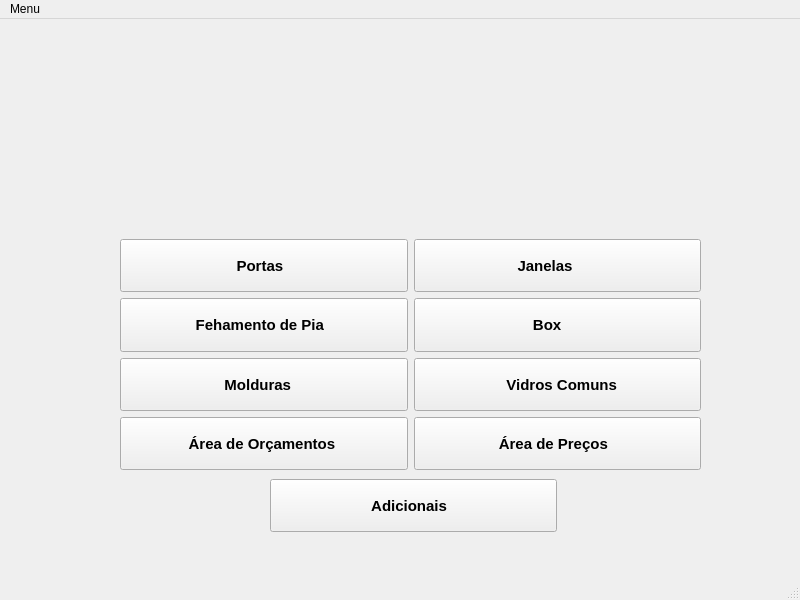
Before: the Qt Designer form ArtvidrosV3/mainwindow.ui in PedrOliveiraM/Artvidros-2023, drawn with Qt 5.
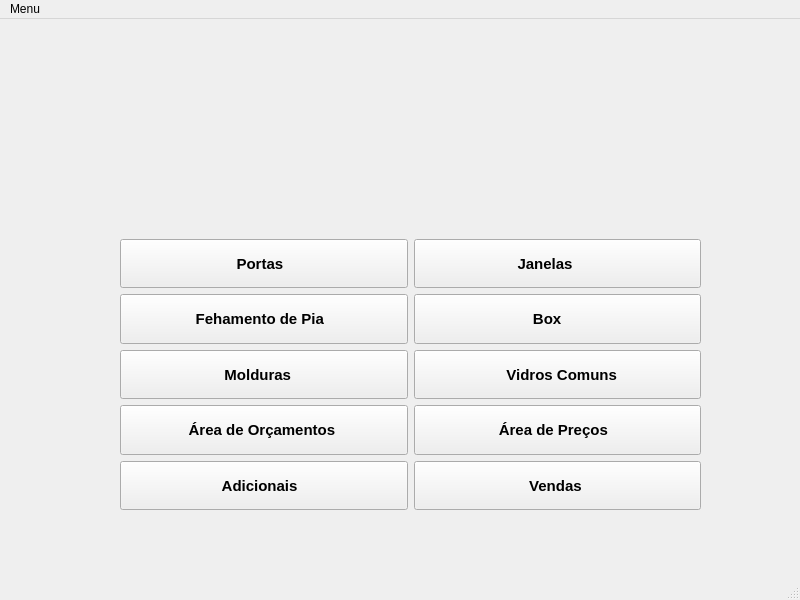
After: the same form once the commit is applied. Icons and pictures are not drawn.

Diff of the .ui file:
```diff
--- a/ArtvidrosV3/mainwindow.ui
+++ b/ArtvidrosV3/mainwindow.ui
@@ -44,7 +44,7 @@
       <x>120</x>
       <y>220</y>
       <width>581</width>
-      <height>231</height>
+      <height>271</height>
      </rect>
     </property>
     <layout class="QGridLayout" name="gridLayout">
@@ -283,46 +283,72 @@
        </property>
       </widget>
      </item>
+     <item row="4" column="0">
+      <widget class="QPushButton" name="pushButtonAdicionais">
+       <property name="sizePolicy">
+        <sizepolicy hsizetype="Minimum" vsizetype="Preferred">
+         <horstretch>0</horstretch>
+         <verstretch>0</verstretch>
+        </sizepolicy>
+       </property>
+       <property name="font">
+        <font>
+         <pointsize>11</pointsize>
+         <bold>true</bold>
+        </font>
+       </property>
+       <property name="text">
+        <string>             Adicionais               </string>
+       </property>
+       <property name="icon">
+        <iconset resource="files.qrc">
+         <normaloff>:/imagens/adicionar-a-cesta.png</normaloff>:/imagens/adicionar-a-cesta.png</iconset>
+       </property>
+       <property name="iconSize">
+        <size>
+         <width>32</width>
+         <height>32</height>
+        </size>
+       </property>
+       <property name="checkable">
+        <bool>false</bool>
+       </property>
+      </widget>
+     </item>
+     <item row="4" column="1">
+      <widget class="QPushButton" name="pushButtonVendas">
+       <property name="sizePolicy">
+        <sizepolicy hsizetype="Minimum" vsizetype="Preferred">
+         <horstretch>0</horstretch>
+         <verstretch>0</verstretch>
+        </sizepolicy>
+       </property>
+       <property name="font">
+        <font>
+         <pointsize>11</pointsize>
+         <bold>true</bold>
+        </font>
+       </property>
+       <property name="text">
+        <string>         Vendas          </string>
+       </property>
+       <property name="icon">
+        <iconset resource="files.qrc">
+         <normaloff>:/imagens/vendas.png</normaloff>:/imagens/vendas.png</iconset>
+       </property>
+       <property name="iconSize">
+        <size>
+         <width>32</width>
+         <height>32</height>
+        </size>
+       </property>
+       <property name="checkable">
+        <bool>false</bool>
+       </property>
+      </widget>
+     </item>
     </layout>
    </widget>
-   <widget class="QPushButton" name="pushButtonAdicionais">
-    <property name="geometry">
-     <rect>
-      <x>270</x>
-      <y>460</y>
-      <width>287</width>
-      <height>53</height>
-     </rect>
-    </property>
-    <property name="sizePolicy">
-     <sizepolicy hsizetype="Minimum" vsizetype="Preferred">
-      <horstretch>0</horstretch>
-      <verstretch>0</verstretch>
-     </sizepolicy>
-    </property>
-    <property name="font">
-     <font>
-      <pointsize>11</pointsize>
-      <bold>true</bold>
-     </font>
-    </property>
-    <property name="text">
-     <string>             Adicionais               </string>
-    </property>
-    <property name="icon">
-     <iconset resource="files.qrc">
-      <normaloff>:/imagens/adicionar-a-cesta.png</normaloff>:/imagens/adicionar-a-cesta.png</iconset>
-    </property>
-    <property name="iconSize">
-     <size>
-      <width>32</width>
-      <height>32</height>
-     </size>
-    </property>
-    <property name="checkable">
-     <bool>false</bool>
-    </property>
-   </widget>
   </widget>
   <widget class="QMenuBar" name="menubar">
    <property name="geometry">
```
Left out of the diff: 176 changed lines with no effect on the pictures.
